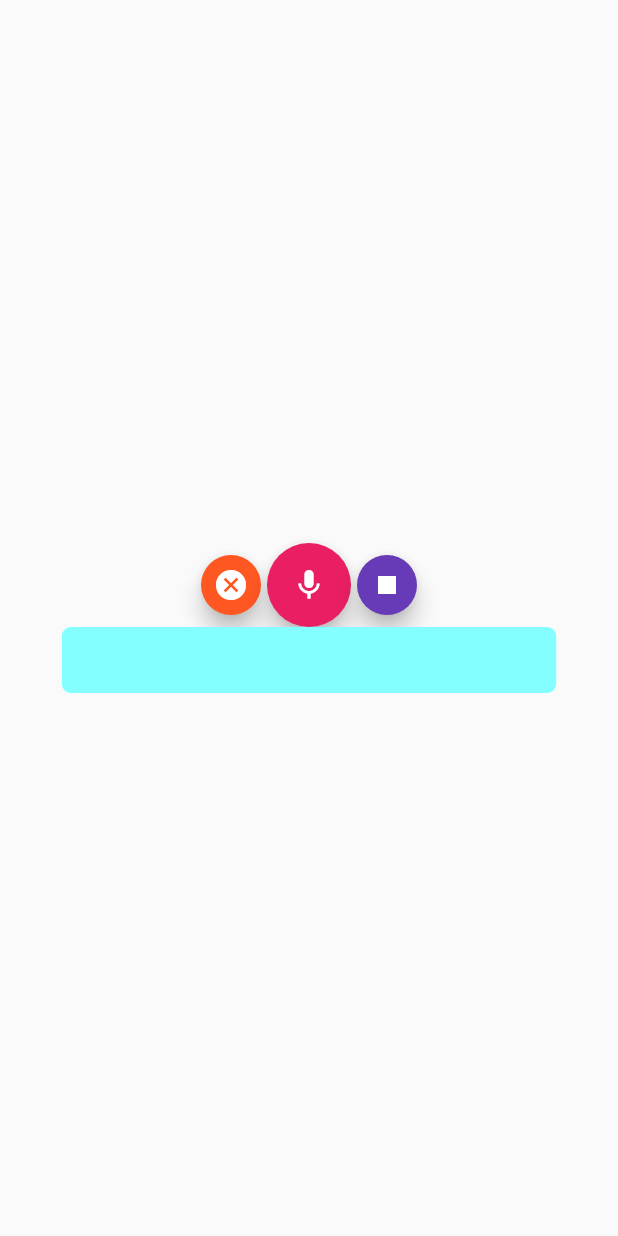
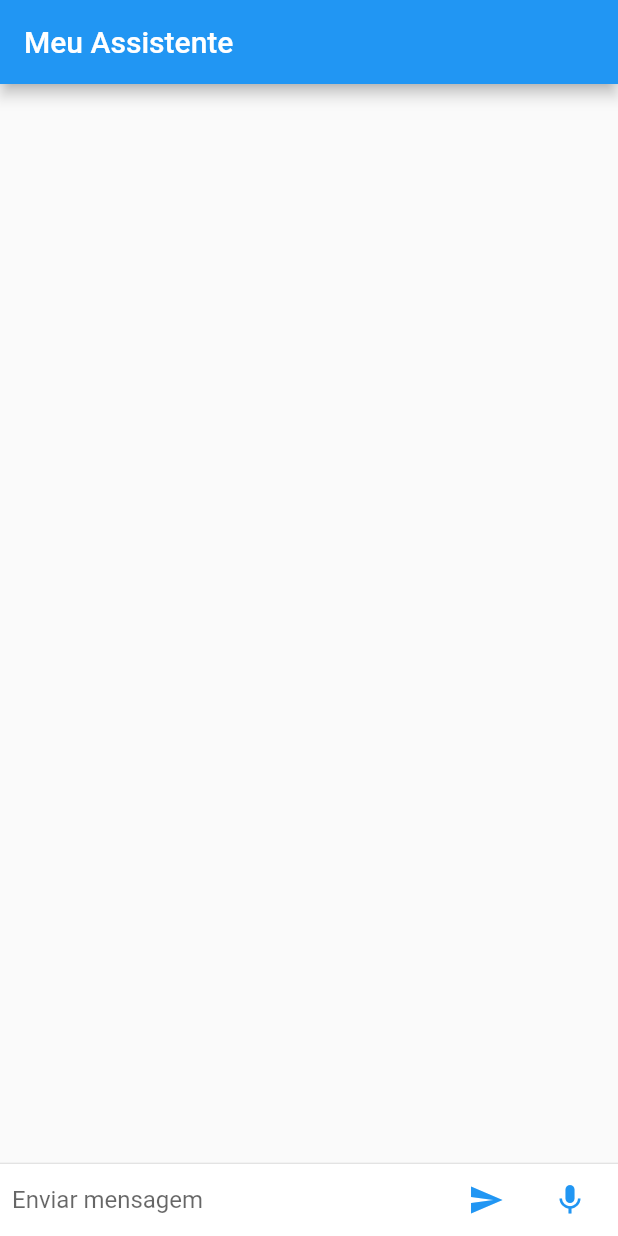
Before and after one commit to lufial-dev/meu_assistente, a Flutter app: the screen it shows after launch, after a tap on the "mic" icon, on a phone screen of 412 x 824 dp. Run offline on Flutter 3.47's test engine with Material 2 defaults, Android fonts, the phone set to English and light mode, and no system bars; missing offline and left inert: flutter_dialogflow, speech_recognition.

Commit message:
chat para converssação com o assistente

```diff
--- a/lib/main.dart
+++ b/lib/main.dart
@@ -1,5 +1,5 @@
 import 'package:flutter/material.dart';
-import 'package:speech_recognition/speech_recognition.dart';
+import 'package:meu_assistent/views/home_page.dart';
 
 void main() => runApp(MyApp());
 
@@ -7,123 +7,7 @@ class MyApp extends StatelessWidget {
   @override
   Widget build(BuildContext context) {
     return MaterialApp(
-      home: VoiceHome(),
+      home: HomePage(),
     );
   }
 }
-
-class VoiceHome extends StatefulWidget {
-  @override
-  _VoiceHomeState createState() => _VoiceHomeState();
-}
-
-class _VoiceHomeState extends State<VoiceHome> {
-  SpeechRecognition _speechRecognition;
-  bool _isAvailable = false;
-  bool _isListening = false;
-
-  String resultText = "";
-
-  @override
-  void initState() {
-    super.initState();
-    initSpeechRecognizer();
-    if (_isAvailable && !_isListening)
-      _speechRecognition
-          .listen(locale: "pt_BR")
-          .then((result) => print('$result'));
-  }
-
-  void initSpeechRecognizer() {
-    _speechRecognition = SpeechRecognition();
-
-    _speechRecognition.setAvailabilityHandler(
-      (bool result) => setState(() => _isAvailable = result),
-    );
-
-    _speechRecognition.setRecognitionStartedHandler(
-      () => setState(() => _isListening = true),
-    );
-
-    _speechRecognition.setRecognitionResultHandler(
-      (String speech) => setState(() => resultText = speech),
-    );
-
-    _speechRecognition.setRecognitionCompleteHandler(
-      () => setState(() => _isListening = false),
-    );
-
-    _speechRecognition.activate().then(
-          (result) => setState(() => _isAvailable = result),
-        );
-  }
-
-  @override
-  Widget build(BuildContext context) {
-    return Scaffold(
-      body: Container(
-        child: Column(
-          mainAxisAlignment: MainAxisAlignment.center,
-          crossAxisAlignment: CrossAxisAlignment.center,
-          children: <Widget>[
-            Row(
-              mainAxisAlignment: MainAxisAlignment.center,
-              children: <Widget>[
-                FloatingActionButton(
-                  child: Icon(Icons.cancel),
-                  mini: true,
-                  backgroundColor: Colors.deepOrange,
-                  onPressed: () {
-                    if (_isListening)
-                      _speechRecognition.cancel().then(
-                            (result) => setState(() {
-                              _isListening = result;
-                              resultText = "";
-                            }),
-                          );
-                  },
-                ),
-                FloatingActionButton(
-                  child: Icon(Icons.mic),
-                  onPressed: () {
-                    if (_isAvailable && !_isListening)
-                      _speechRecognition
-                          .listen(locale: "pt_BR")
-                          .then((result) => print('$result'));
-                  },
-                  backgroundColor: Colors.pink,
-                ),
-                FloatingActionButton(
-                  child: Icon(Icons.stop),
-                  mini: true,
-                  backgroundColor: Colors.deepPurple,
-                  onPressed: () {
-                    if (_isListening)
-                      _speechRecognition.stop().then(
-                            (result) => setState(() => _isListening = result),
-                          );
-                  },
-                ),
-              ],
-            ),
-            Container(
-              width: MediaQuery.of(context).size.width * 0.8,
-              decoration: BoxDecoration(
-                color: Colors.cyanAccent[100],
-                borderRadius: BorderRadius.circular(6.0),
-              ),
-              padding: EdgeInsets.symmetric(
-                vertical: 8.0,
-                horizontal: 12.0,
-              ),
-              child: Text(
-                resultText,
-                style: TextStyle(fontSize: 24.0),
-              ),
-            )
-          ],
-        ),
-      ),
-    );
-  }
-}
--- /dev/null
+++ b/lib/models/chat_message.dart
@@ -0,0 +1,13 @@
+enum ChatMessageType { sent, received }
+
+class ChatMessage {
+  final String name;
+  final String text;
+  final ChatMessageType type;
+
+  ChatMessage({
+    this.name,
+    this.text,
+    this.type = ChatMessageType.sent,
+  });
+}
--- /dev/null
+++ b/lib/views/home_page.dart
@@ -0,0 +1,191 @@
+import 'package:flutter/material.dart';
+import 'package:flutter_dialogflow/dialogflow_v2.dart';
+import 'package:meu_assistent/models/chat_message.dart';
+import 'package:meu_assistent/widgets/chat_message_list_item.dart';
+import 'package:speech_recognition/speech_recognition.dart';
+
+class HomePage extends StatefulWidget {
+  @override
+  _HomePageState createState() => _HomePageState();
+}
+
+class _HomePageState extends State<HomePage> {
+  final _messageList = <ChatMessage>[];
+  final _controllerText = new TextEditingController();
+  SpeechRecognition _speechRecognition;
+  bool _isAvailable = true;
+  bool _isListening = false;
+
+  @override
+  void dispose() {
+    super.dispose();
+    _controllerText.dispose();
+  }
+
+  @override
+  void initState() {
+    super.initState();
+    initSpeechRecognizer();
+  }
+
+  void initSpeechRecognizer() {
+    _speechRecognition = SpeechRecognition();
+
+    _speechRecognition.setAvailabilityHandler(
+      (bool result) => setState(() => _isAvailable = result),
+    );
+
+    _speechRecognition.setRecognitionStartedHandler(
+      () => setState(() => _isListening = true),
+    );
+
+    _speechRecognition.setRecognitionResultHandler(
+      (String speech) => setState(() => _controllerText.text = speech),
+    );
+
+    _speechRecognition.setRecognitionCompleteHandler(
+      () => setState(() {
+        _isListening = false;
+        if (_controllerText.text.isNotEmpty) {
+          _sendMessage(text: _controllerText.text);
+        }
+      }),
+    );
+
+    _speechRecognition.activate().then(
+          (result) => setState(() => _isAvailable = result),
+        );
+  }
+
+  @override
+  Widget build(BuildContext context) {
+    return Scaffold(
+      appBar: new AppBar(
+        title: Text('Meu Assistente'),
+      ),
+      body: Column(
+        children: <Widget>[
+          _buildList(),
+          Divider(height: 1.0),
+          _buildUserInput(),
+        ],
+      ),
+    );
+  }
+
+  // Cria a lista de mensagens (de baixo para cima)
+  Widget _buildList() {
+    return Flexible(
+      child: ListView.builder(
+        padding: EdgeInsets.all(8.0),
+        reverse: true,
+        itemBuilder: (_, int index) =>
+            ChatMessageListItem(chatMessage: _messageList[index]),
+        itemCount: _messageList.length,
+      ),
+    );
+  }
+
+  // Envia uma mensagem com o padrão a direita
+  void _sendMessage({String text}) {
+    _controllerText.clear();
+    _addMessage(name: 'Filipe Alves', text: text, type: ChatMessageType.sent);
+  }
+
+  // Adiciona uma mensagem na lista de mensagens
+  void _addMessage({String name, String text, ChatMessageType type}) {
+    var message = ChatMessage(text: text, name: name, type: type);
+    setState(() {
+      _messageList.insert(0, message);
+    });
+
+    if (type == ChatMessageType.sent) {
+      // Envia a mensagem para o chatbot e aguarda sua resposta
+      _dialogFlowRequest(query: message.text);
+    }
+  }
+
+  // Método incompleto ainda
+  Future _dialogFlowRequest({String query}) async {
+    // Adiciona uma mensagem temporária na lista
+    _addMessage(
+        name: 'Assitente',
+        text: 'Escrevendo...',
+        type: ChatMessageType.received);
+
+    // Faz a autenticação com o serviço, envia a mensagem e recebe uma resposta da Intent
+    AuthGoogle authGoogle =
+        await AuthGoogle(fileJson: "assets/credentials.json").build();
+    Dialogflow dialogflow =
+        Dialogflow(authGoogle: authGoogle, language: "pt-BR");
+    AIResponse response = await dialogflow.detectIntent(query);
+
+    // remove a mensagem temporária
+    setState(() {
+      _messageList.removeAt(0);
+    });
+
+    // adiciona a mensagem com a resposta do DialogFlow
+    _addMessage(
+        name: 'Assistente',
+        text: response.getMessage() ?? '',
+        type: ChatMessageType.received);
+  }
+
+  // Campo para escrever a mensagem
+  Widget _buildTextField() {
+    return new Flexible(
+      child: new TextField(
+        controller: _controllerText,
+        decoration: new InputDecoration.collapsed(
+          hintText: "Enviar mensagem",
+        ),
+      ),
+    );
+  }
+
+  // Botão para enviar a mensagem
+  Widget _buildSendButton() {
+    return new Container(
+      margin: new EdgeInsets.only(left: 8.0),
+      child: new IconButton(
+          icon: new Icon(Icons.send, color: Theme.of(context).accentColor),
+          onPressed: () {
+            if (_controllerText.text.isNotEmpty) {
+              _sendMessage(text: _controllerText.text);
+            }
+          }),
+    );
+  }
+
+  // Botão para gravar
+  Widget _buildRecordButton() {
+    return new Container(
+      margin: new EdgeInsets.only(left: 8.0),
+      child: new IconButton(
+        icon: new Icon(Icons.mic, color: Theme.of(context).accentColor),
+        onPressed: () {
+          if (_isAvailable && !_isListening)
+            _speechRecognition
+                .listen(locale: "pt_BR")
+                .then((result) => print('$result'));
+        },
+      ),
+    );
+  }
+
+  // Monta uma linha com o campo de text e o botão de enviao
+  Widget _buildUserInput() {
+    return Container(
+      color: Colors.white,
+      padding: const EdgeInsets.symmetric(horizontal: 8.0),
+      child: new Row(
+        children: <Widget>[
+          _buildTextField(),
+          _buildSendButton(),
+          _buildRecordButton(),
+        ],
+      ),
+    );
+  }
+}
--- a/pubspec.yaml
+++ b/pubspec.yaml
@@ -24,6 +24,8 @@ dependencies:
   # Use with the CupertinoIcons class for iOS style icons.
   cupertino_icons: ^0.1.2
   speech_recognition: "^0.3.0"
+  flutter_dialogflow: ^0.1.0
+
 
 dev_dependencies:
   flutter_test:
@@ -40,7 +42,8 @@ flutter:
   # included with your application, so that you can use the icons in
   # the material Icons class.
   uses-material-design: true
-
+  assets:
+    - assets/credentials.json
   # To add assets to your application, add an assets section, like this:
   # assets:
   #  - images/a_dot_burr.jpeg
```
Also changed, not shown: assets/credentials.json (added, +12 -0 lines), lib/widgets/chat_message_list_item.dart (added, +33 -0 lines), pubspec.lock.
